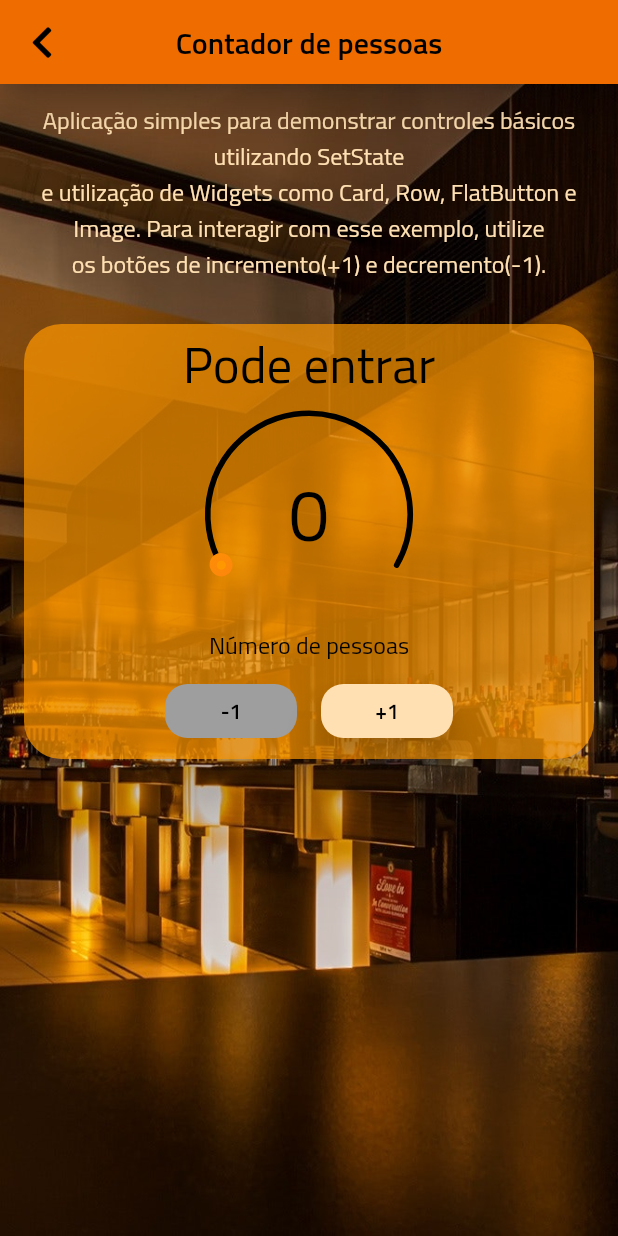
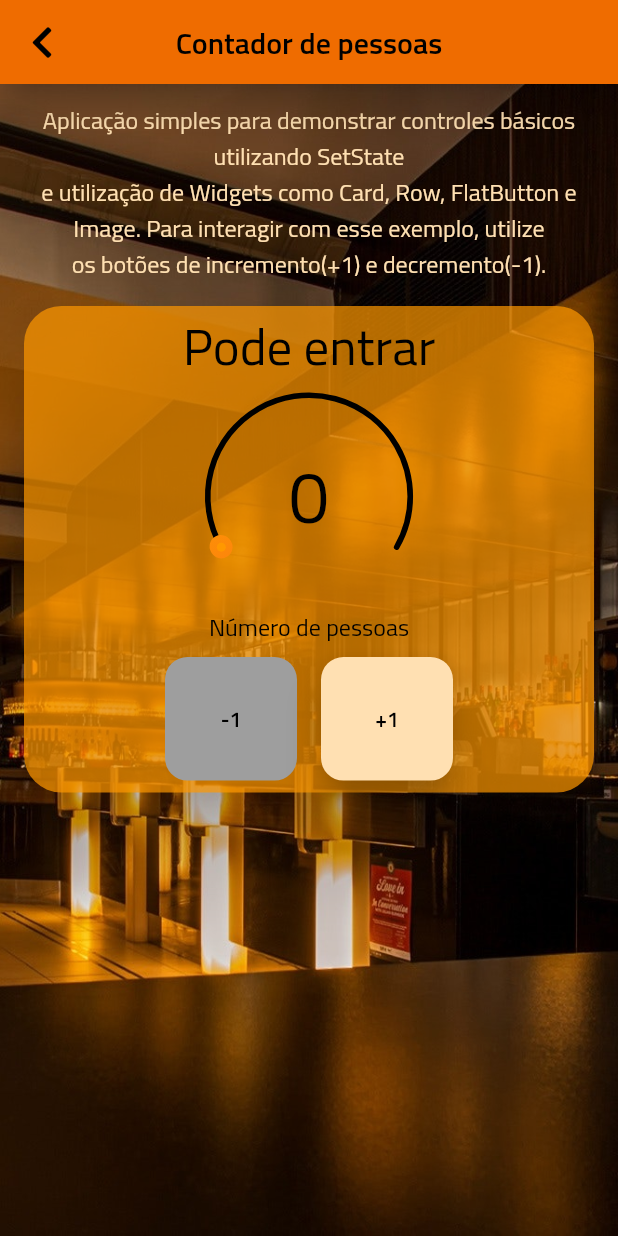
Before and after one commit to MatheusSchipper/flutter_examples, a Flutter app: the PeopleCounterPage screen opened by its route, on a phone screen of 412 x 824 dp. Run offline on Flutter 3.47's test engine with Material 2 defaults, Android fonts, the phone set to English and light mode, and no system bars; drawn by our look-alikes of sleek_circular_slider; our stand-ins replace bloc, cloud_firestore, dartz, dio, equatable, flutter_bloc and 6 more; accounts and stored records are empty.

Commit message:
Add tooltips for icons and background image. Buttons are bigger now.

```diff
--- a/lib/core/presentation/widgets/button_widget.dart
+++ b/lib/core/presentation/widgets/button_widget.dart
@@ -18,6 +18,8 @@ class ButtonWidget extends StatelessWidget {
   Widget build(BuildContext context) {
     return Padding(
       padding: const EdgeInsets.all(8.0),
+      child: Container(
+        height: MediaQuery.of(context).size.height * 0.1,
         child: RaisedButton(
           focusNode: focusNode,
           shape: RoundedRectangleBorder(
@@ -36,6 +38,7 @@ class ButtonWidget extends StatelessWidget {
           textColor: Theme.of(context).textTheme.button.color,
           onPressed: onPressed,
         ),
+      ),
     );
   }
 }
--- a/lib/features/bmi_calculator/presentation/pages/bmi_calculator_view.dart
+++ b/lib/features/bmi_calculator/presentation/pages/bmi_calculator_view.dart
@@ -122,7 +122,8 @@ class _BmiCalculatorViewState extends State<BmiCalculatorView> {
                 child: Column(
                   crossAxisAlignment: CrossAxisAlignment.stretch,
                   children: [
-                    ExcludeSemantics(
+                    Tooltip(
+                      message: 'Ícone de uma balança na cor preta.',
                       child: Icon(
                         FontAwesome5Solid.weight,
                         size: screenSize.height * 0.2,
@@ -174,7 +175,7 @@ class _BmiCalculatorViewState extends State<BmiCalculatorView> {
                           }
                         },
                         text: 'Calcular',
-                        tooltip: 'Botão para realizar o cálculo'),
+                        tooltip: 'Botão para realizar o cálculo do IMC.'),
                     bmiCalculatorWidget(context, state),
                   ],
                 ),
--- a/lib/features/people_counter/presentation/pages/people_counter_page.dart
+++ b/lib/features/people_counter/presentation/pages/people_counter_page.dart
@@ -56,14 +56,16 @@ class _PeopleCounterPageState extends State<PeopleCounterPage> {
       body: SafeArea(
         child: Stack(
           children: [
-            ExcludeSemantics(
+            Tooltip(
+              message:
+                  'Imagem de fundo de um restaurante para demonstrar exemplos de uso pra o contador de pessoas.',
               child: Image.asset(
                 restaurantImage,
                 fit: BoxFit.cover,
                 height: double.infinity,
               ),
             ),
-            Column(
+            ListView(
               children: [
                 Tooltip(
                   message: 'Texto introdutório',
@@ -82,7 +84,8 @@ os botões de incremento(+1) e decremento(-1).''',
                   ),
                 ),
                 Padding(
-                  padding: const EdgeInsets.all(12.0),
+                  padding: const EdgeInsets.only(
+                      left: 12.0, right: 12.0, bottom: 12.0),
                   child: Card(
                     elevation: 25,
                     shape: RoundedRectangleBorder(
```
Lines whose indentation alone changed are shown as unchanged.
